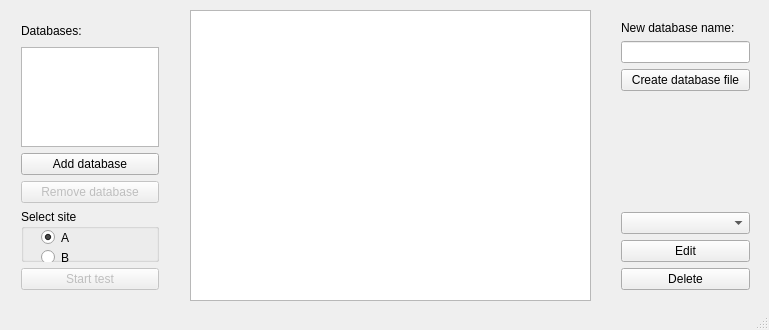
Above: mainwindow.ui from szledak/EasyLearning before the change. Below: the same form after it.
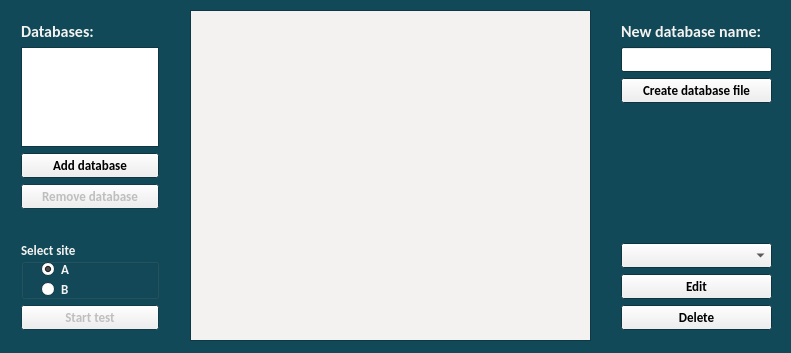
That is the form after the change.

Commit message: Change main window GUI

Diff of the .ui file:
```diff
--- a/mainwindow.ui
+++ b/mainwindow.ui
@@ -9,10 +9,111 @@
    <rect>
     <x>0</x>
     <y>0</y>
-    <width>769</width>
-    <height>330</height>
+    <width>791</width>
+    <height>353</height>
    </rect>
   </property>
+  <property name="palette">
+   <palette>
+    <active>
+     <colorrole role="WindowText">
+      <brush brushstyle="SolidPattern">
+       <color alpha="255">
+        <red>244</red>
+        <green>242</green>
+        <blue>240</blue>
+       </color>
+      </brush>
+     </colorrole>
+     <colorrole role="Base">
+      <brush brushstyle="SolidPattern">
+       <color alpha="255">
+        <red>255</red>
+        <green>255</green>
+        <blue>255</blue>
+       </color>
+      </brush>
+     </colorrole>
+     <colorrole role="Window">
+      <brush brushstyle="SolidPattern">
+       <color alpha="255">
+        <red>18</red>
+        <green>73</green>
+        <blue>88</blue>
+       </color>
+      </brush>
+     </colorrole>
+    </active>
+    <inactive>
+     <colorrole role="WindowText">
+      <brush brushstyle="SolidPattern">
+       <color alpha="255">
+        <red>244</red>
+        <green>242</green>
+        <blue>240</blue>
+       </color>
+      </brush>
+     </colorrole>
+     <colorrole role="Base">
+      <brush brushstyle="SolidPattern">
+       <color alpha="255">
+        <red>255</red>
+        <green>255</green>
+        <blue>255</blue>
+       </color>
+      </brush>
+     </colorrole>
+     <colorrole role="Window">
+      <brush brushstyle="SolidPattern">
+       <color alpha="255">
+        <red>18</red>
+        <green>73</green>
+        <blue>88</blue>
+       </color>
+      </brush>
+     </colorrole>
+    </inactive>
+    <disabled>
+     <colorrole role="WindowText">
+      <brush brushstyle="SolidPattern">
+       <color alpha="255">
+        <red>120</red>
+        <green>120</green>
+        <blue>120</blue>
+       </color>
+      </brush>
+     </colorrole>
+     <colorrole role="Base">
+      <brush brushstyle="SolidPattern">
+       <color alpha="255">
+        <red>18</red>
+        <green>73</green>
+        <blue>88</blue>
+       </color>
+      </brush>
+     </colorrole>
+     <colorrole role="Window">
+      <brush brushstyle="SolidPattern">
+       <color alpha="255">
+        <red>18</red>
+        <green>73</green>
+        <blue>88</blue>
+       </color>
+      </brush>
+     </colorrole>
+    </disabled>
+   </palette>
+  </property>
+  <property name="font">
+   <font>
+    <family>Calibri</family>
+    <pointsize>10</pointsize>
+    <weight>75</weight>
+    <bold>true</bold>
+    <strikeout>false</strikeout>
+    <kerning>true</kerning>
+   </font>
+  </property>
   <property name="windowTitle">
    <string>EasyLearning</string>
   </property>
@@ -23,7 +124,7 @@
       <x>10</x>
       <y>10</y>
       <width>160</width>
-      <height>291</height>
+      <height>331</height>
      </rect>
     </property>
     <layout class="QVBoxLayout" name="verticalLayout">
@@ -35,6 +136,11 @@
          <height>20</height>
         </size>
        </property>
+       <property name="font">
+        <font>
+         <pointsize>12</pointsize>
+        </font>
+       </property>
        <property name="text">
         <string>Databases:</string>
        </property>
@@ -51,6 +157,12 @@
          <height>100</height>
         </size>
        </property>
+       <property name="font">
+        <font>
+         <weight>50</weight>
+         <bold>false</bold>
+        </font>
+       </property>
        <property name="editTriggers">
         <set>QAbstractItemView::NoEditTriggers</set>
        </property>
@@ -76,6 +188,19 @@
        </property>
       </widget>
      </item>
+     <item>
+      <widget class="QLabel" name="label_2">
+       <property name="maximumSize">
+        <size>
+         <width>16777215</width>
+         <height>20</height>
+        </size>
+       </property>
+       <property name="text">
+        <string/>
+       </property>
+      </widget>
+     </item>
      <item>
       <widget class="QGroupBox" name="groupBox">
        <property name="maximumSize">
@@ -136,17 +261,61 @@
       <x>190</x>
       <y>10</y>
       <width>401</width>
-      <height>291</height>
+      <height>331</height>
      </rect>
     </property>
+    <property name="palette">
+     <palette>
+      <active>
+       <colorrole role="Base">
+        <brush brushstyle="SolidPattern">
+         <color alpha="255">
+          <red>244</red>
+          <green>242</green>
+          <blue>240</blue>
+         </color>
+        </brush>
+       </colorrole>
+      </active>
+      <inactive>
+       <colorrole role="Base">
+        <brush brushstyle="SolidPattern">
+         <color alpha="255">
+          <red>244</red>
+          <green>242</green>
+          <blue>240</blue>
+         </color>
+        </brush>
+       </colorrole>
+      </inactive>
+      <disabled>
+       <colorrole role="Base">
+        <brush brushstyle="SolidPattern">
+         <color alpha="255">
+          <red>18</red>
+          <green>73</green>
+          <blue>88</blue>
+         </color>
+        </brush>
+       </colorrole>
+      </disabled>
+     </palette>
+    </property>
+    <property name="font">
+     <font>
+      <pointsize>10</pointsize>
+      <weight>50</weight>
+      <bold>false</bold>
+     </font>
+    </property>
    </widget>
    <widget class="QWidget" name="verticalLayoutWidget_2">
     <property name="geometry">
      <rect>
       <x>610</x>
       <y>10</y>
-      <width>151</width>
-      <height>291</height>
+      <width>173</width>
+      <height>331</height>
      </rect>
     </property>
     <layout class="QVBoxLayout" name="verticalLayout_2">
@@ -158,13 +327,25 @@
          <height>20</height>
         </size>
        </property>
+       <property name="font">
+        <font>
+         <pointsize>12</pointsize>
+        </font>
+       </property>
        <property name="text">
         <string>New database name:</string>
        </property>
       </widget>
      </item>
      <item>
-      <widget class="QLineEdit" name="edtName"/>
+      <widget class="QLineEdit" name="edtName">
+       <property name="font">
+        <font>
+         <weight>50</weight>
+         <bold>false</bold>
+        </font>
+       </property>
+      </widget>
      </item>
      <item>
       <widget class="QPushButton" name="btnCreate">
@@ -187,7 +368,14 @@
       </spacer>
      </item>
      <item>
-      <widget class="QComboBox" name="cmbxFileList"/>
+      <widget class="QComboBox" name="cmbxFileList">
+       <property name="font">
+        <font>
+         <weight>50</weight>
+         <bold>false</bold>
+        </font>
+       </property>
+      </widget>
      </item>
      <item>
       <widget class="QPushButton" name="btnEdit">
@@ -206,7 +394,6 @@
     </layout>
    </widget>
   </widget>
-  <widget class="QStatusBar" name="statusBar"/>
   <action name="actionCreate_database">
    <property name="text">
     <string>Create</string>
```
Left out of the diff: 7 changed lines with no effect on the pictures. The commit also changes 2 other files.
